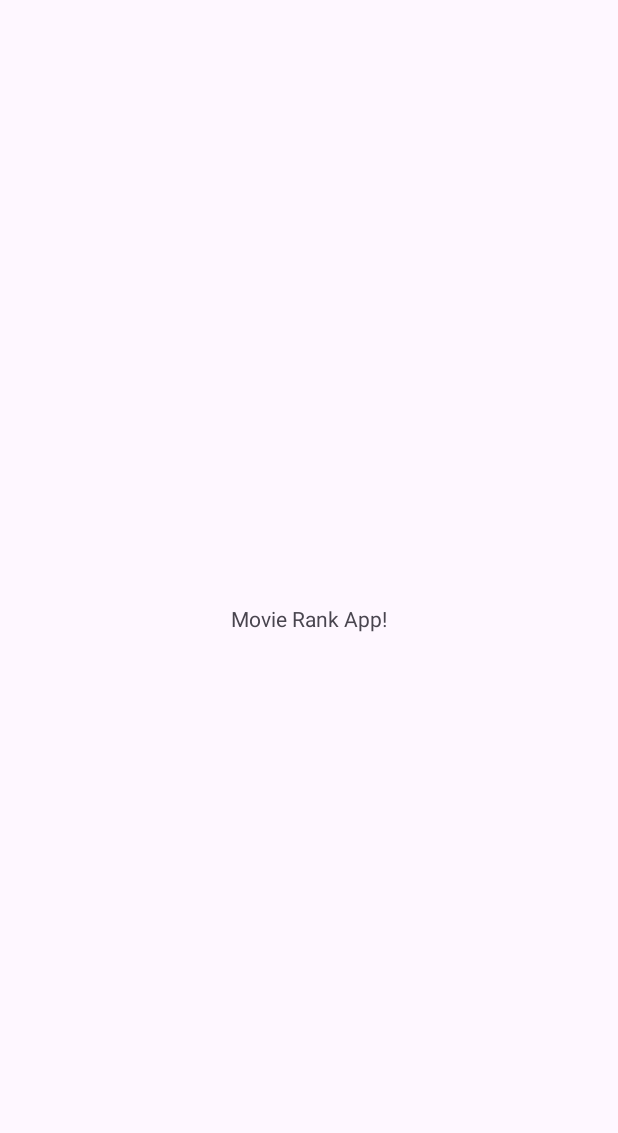
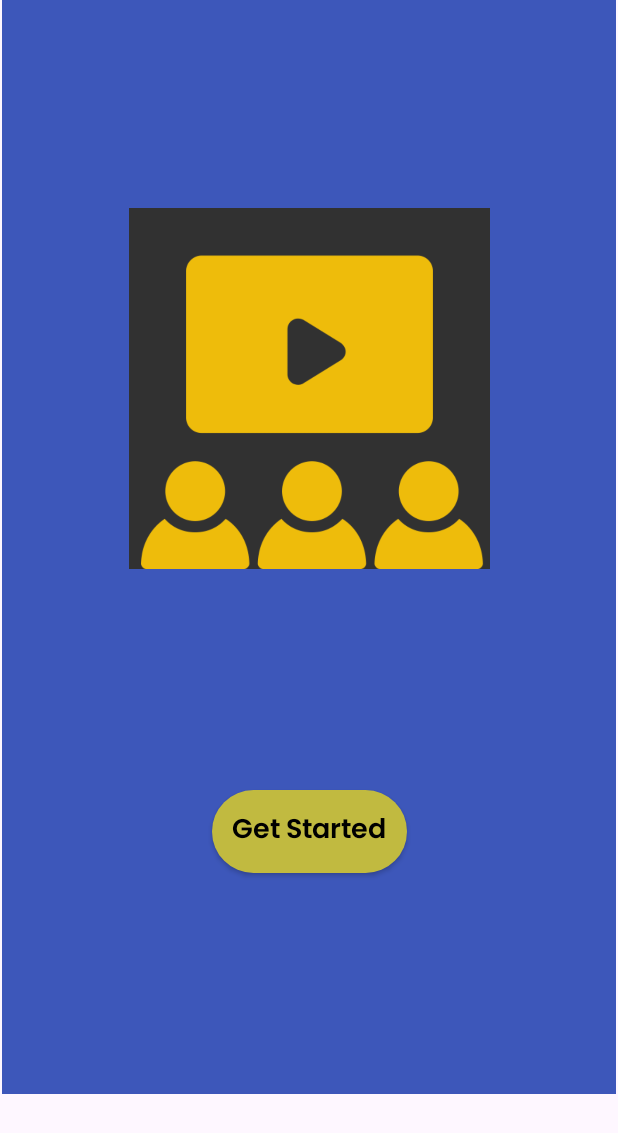
Before and after one commit to priyesh777/MovieRank, an Android app: the screen it shows after launch (MainActivity), on a phone screen of 412 x 824 dp. Before the commit the part shown is almost empty. Shown: the top 1133 px of the screen. Run offline under Robolectric (Android 15) with nearby library versions, the phone set to English and light mode, and no system bars.

Commit message:
Add fixes to navigation

```diff
--- a/app/build.gradle.kts
+++ b/app/build.gradle.kts
@@ -5,7 +5,7 @@ plugins {
 
 android {
     namespace = "com.example.movierank"
-    compileSdk = 33
+    compileSdk = 34
 
     defaultConfig {
         applicationId = "com.example.movierank"
--- a/app/src/main/res/layout/activity_main.xml
+++ b/app/src/main/res/layout/activity_main.xml
@@ -6,13 +6,14 @@
     android:layout_height="match_parent"
     tools:context=".MainActivity">
 
-    <TextView
-        android:layout_width="wrap_content"
-        android:layout_height="wrap_content"
-        android:text="Movie Rank App!"
-        app:layout_constraintBottom_toBottomOf="parent"
+    <androidx.fragment.app.FragmentContainerView
+        android:id="@+id/fragmentContainerView3"
+        android:name="androidx.navigation.fragment.NavHostFragment"
+        android:layout_width="409dp"
+        android:layout_height="729dp"
+        android:layout_marginEnd="1dp"
+        app:defaultNavHost="true"
         app:layout_constraintEnd_toEndOf="parent"
-        app:layout_constraintStart_toStartOf="parent"
-        app:layout_constraintTop_toTopOf="parent" />
-
+        app:navGraph="@navigation/nav_list"
+        tools:layout_editor_absoluteY="1dp" />
 </androidx.constraintlayout.widget.ConstraintLayout>
```
